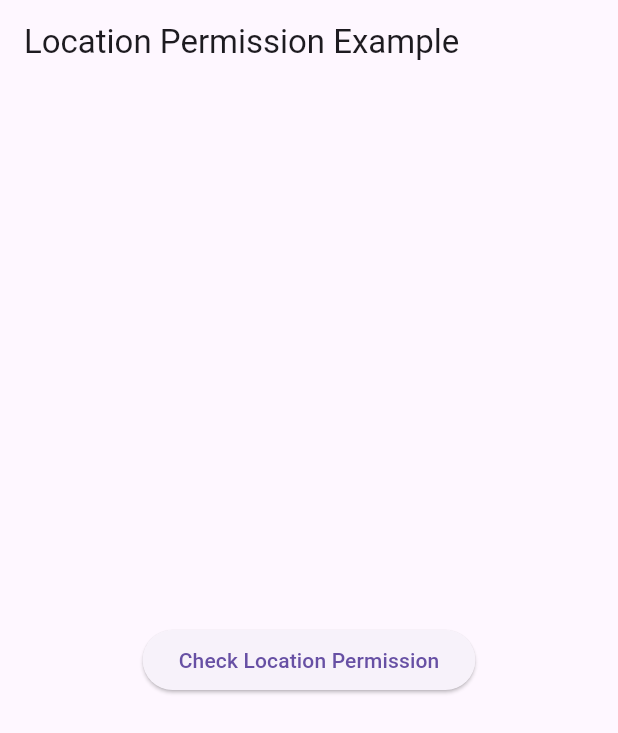
After one commit to safwanpulisseri/Map-App, a Flutter app: the MapScreenTwo screen opened directly, after a tap on "Check Location Permission", on a phone screen of 412 x 824 dp. The commit adds this screen. Shown: the top 733 px of the screen. Run offline on Flutter 3.47's test engine with Material 3 defaults, Android fonts, the phone set to English and light mode, and no system bars; our stand-ins replace dio, geolocator, google_maps_flutter, location, permission_handler; missing offline and left inert: open_street_map_search_and_pick.

Commit message:
"integrated with Flutter Map"

```diff
--- /dev/null
+++ b/lib/flutter/flutter_map.dart
@@ -0,0 +1,119 @@
+import 'package:flutter/material.dart';
+import 'package:open_street_map_search_and_pick/open_street_map_search_and_pick.dart';
+import 'package:permission_handler/permission_handler.dart';
+import 'package:geolocator/geolocator.dart'; // Import Geolocator
+
+class MapScreenTwo extends StatefulWidget {
+  const MapScreenTwo({super.key});
+
+  @override
+  _MapScreenTwoState createState() => _MapScreenTwoState();
+}
+
+class _MapScreenTwoState extends State<MapScreenTwo> {
+  bool _isPermissionRequesting = false;
+
+  Future<void> _checkLocationPermission(BuildContext context) async {
+    if (_isPermissionRequesting) return; // Prevent multiple requests
+    setState(() {
+      _isPermissionRequesting = true;
+    });
+
+    PermissionStatus locationStatus = await Permission.location.request();
+    setState(() {
+      _isPermissionRequesting = false;
+    });
+
+    if (locationStatus.isGranted) {
+      Position position = await Geolocator.getCurrentPosition(
+        desiredAccuracy: LocationAccuracy.high,
+      );
+
+      double latitude = position.latitude;
+      double longitude = position.longitude;
+
+      // Print the current location details to the console
+      print('Current Latitude: $latitude');
+      print('Current Longitude: $longitude');
+
+      // Optionally, you can also show a map screen for users to select a location
+      final locationController = TextEditingController();
+      final locationData = await Navigator.push(
+        context,
+        MaterialPageRoute(
+          builder: (context) =>
+              MapScreen(locationController: locationController),
+        ),
+      );
+
+      if (locationData != null) {
+        double selectedLatitude = locationData['lat'];
+        double selectedLongitude = locationData['long'];
+
+        // Print the selected location details to the console
+        print('Selected Latitude: $selectedLatitude');
+        print('Selected Longitude: $selectedLongitude');
+
+        ScaffoldMessenger.of(context).showSnackBar(
+          const SnackBar(content: Text('Location updated successfully!')),
+        );
+      }
+    } else if (locationStatus.isDenied) {
+      ScaffoldMessenger.of(context).showSnackBar(
+        const SnackBar(content: Text('Location permission is denied!')),
+      );
+    } else if (locationStatus.isPermanentlyDenied) {
+      openAppSettings();
+    }
+  }
+
+  @override
+  Widget build(BuildContext context) {
+    return Scaffold(
+      appBar: AppBar(
+        title: const Text('Location Permission Example'),
+      ),
+      body: Center(
+        child: ElevatedButton(
+          onPressed: () => _checkLocationPermission(context),
+          child: const Text('Check Location Permission'),
+        ),
+      ),
+    );
+  }
+}
+
+class MapScreen extends StatelessWidget {
+  const MapScreen({super.key, required this.locationController});
+  final TextEditingController locationController;
+
+  @override
+  Widget build(BuildContext context) {
+    return Scaffold(
+      backgroundColor: Colors.white,
+      appBar: AppBar(
+        title: const Text('Select Your Location'),
+      ),
+      body: OpenStreetMapSearchAndPick(
+        buttonWidth: 130,
+        zoomInIcon: Icons.zoom_in_sharp,
+        zoomOutIcon: Icons.zoom_out,
+        locationPinIconColor: Colors.blueGrey,
+        locationPinTextStyle: const TextStyle(
+            color: Colors.blueGrey, fontSize: 14, fontWeight: FontWeight.bold),
+        buttonColor: Colors.blue,
+        buttonText: 'Pick Location',
+        buttonTextStyle: const TextStyle(
+            color: Colors.white, fontSize: 14, fontWeight: FontWeight.bold),
+        onPicked: (pickedData) {
+          final data = {
+            'lat': pickedData.latLong.latitude,
+            'long': pickedData.latLong.longitude,
+          };
+          locationController.text = pickedData.address['state_district'] ?? '';
+          Navigator.pop(context, data); // Return the location data
+        },
+      ),
+    );
+  }
+}
--- a/pubspec.yaml
+++ b/pubspec.yaml
@@ -40,6 +40,12 @@ dependencies:
   http: ^1.2.2
   flutter_bloc: ^8.1.6
   dio: ^5.6.0
+  url_strategy: ^0.3.0
+  open_street_map_search_and_pick: ^0.1.1
+  latlong2: ^0.9.1
+  flutter_map: ^6.1.0
+  permission_handler: ^11.3.1
+  geolocator: ^10.1.1
 
 dev_dependencies:
   flutter_test:
```
Also changed, not shown: lib/google/google_map.dart (added, +130 -0 lines), lib/main.dart (+2 -133 lines), pubspec.lock, 4 other files.
